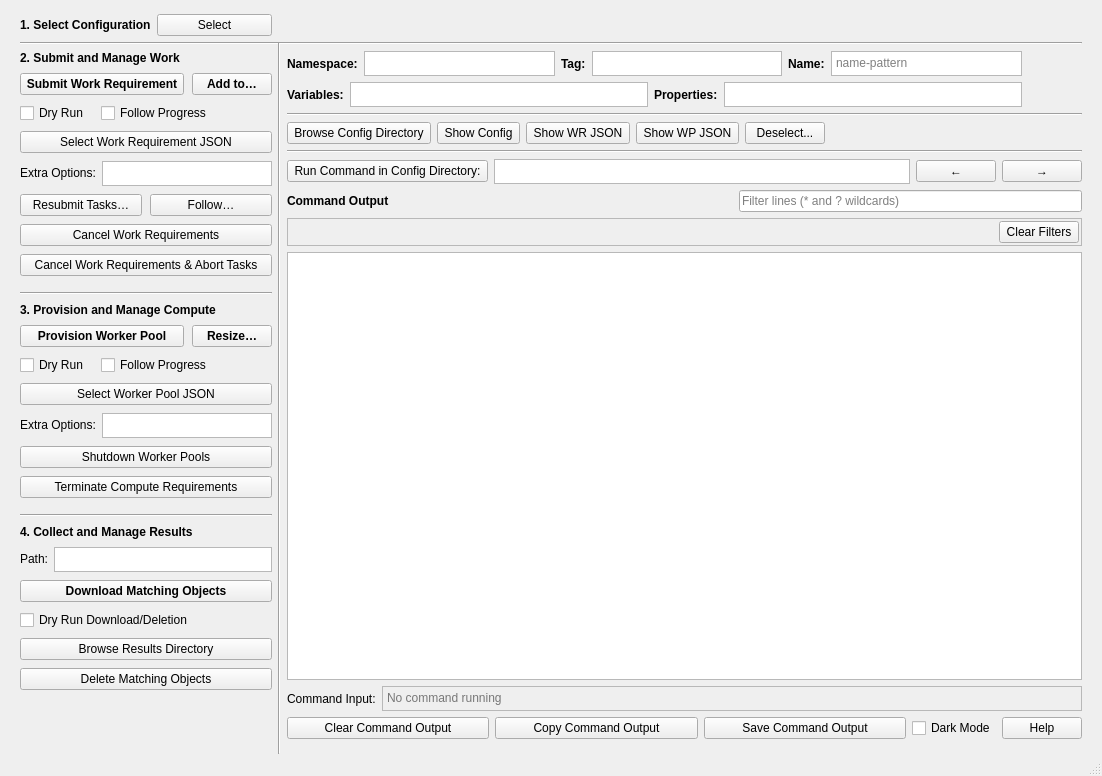
yellowdog/yellowdog-cli, file yellowdog_cli/commander/commander.ui: the form before one commit.
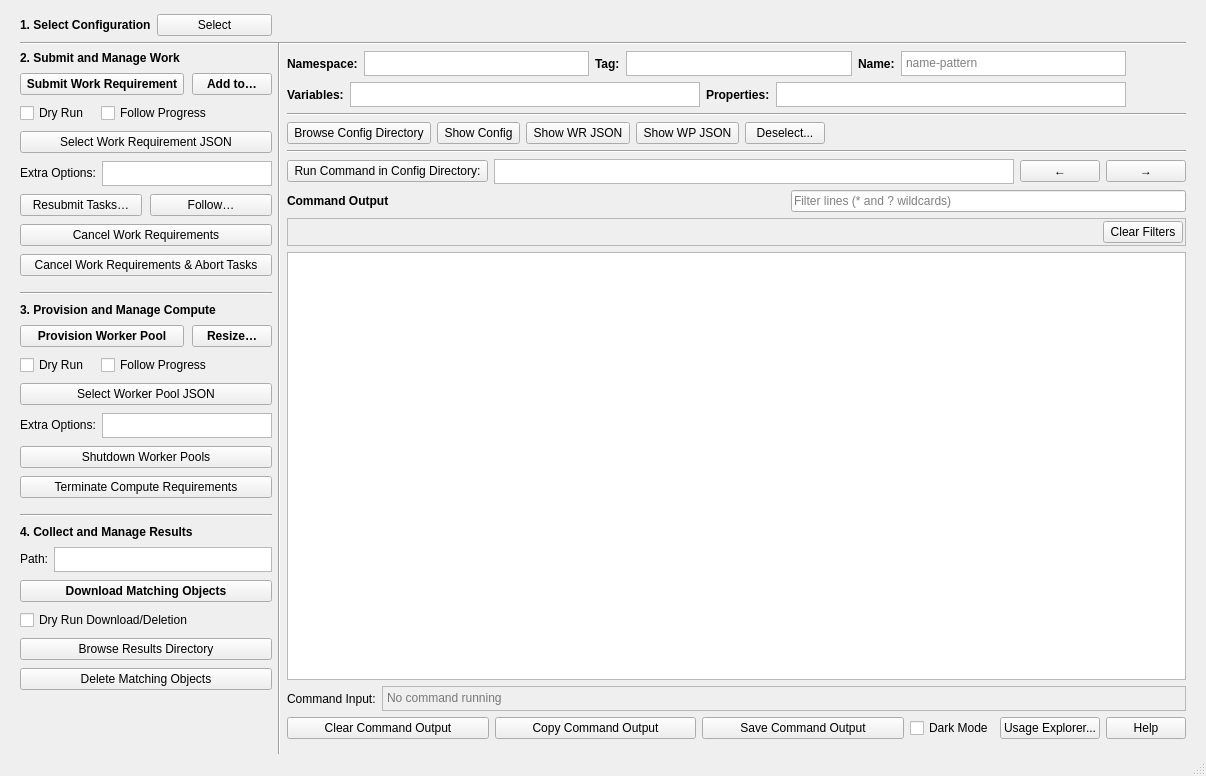
The form after the commit.

Commit message: Commander: the Usage Explorer

```diff
--- a/yellowdog_cli/commander/commander.ui
+++ b/yellowdog_cli/commander/commander.ui
@@ -6,13 +6,13 @@
    <rect>
     <x>0</x>
     <y>0</y>
-    <width>1102</width>
+    <width>1206</width>
     <height>776</height>
    </rect>
   </property>
   <property name="minimumSize">
    <size>
-    <width>1091</width>
+    <width>1195</width>
     <height>720</height>
    </size>
   </property>
@@ -1375,6 +1375,22 @@
           </property>
          </widget>
         </item>
+        <item>
+         <widget class="QPushButton" name="show_usage_explorer">
+          <property name="toolTip">
+           <string>Explore Instance usage and estimated cost for this account</string>
+          </property>
+          <property name="sizePolicy">
+           <sizepolicy hsizetype="Fixed" vsizetype="Fixed">
+            <horstretch>0</horstretch>
+            <verstretch>0</verstretch>
+           </sizepolicy>
+          </property>
+          <property name="text">
+           <string>Usage Explorer...</string>
+          </property>
+         </widget>
+        </item>
         <item>
          <widget class="QPushButton" name="show_help">
           <property name="toolTip">
```
The commit also changes 35 other files.
